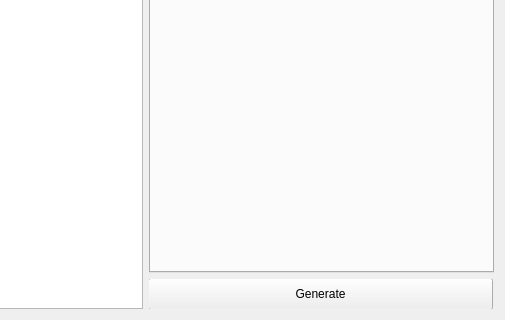
Above: mainwindow.ui from stanf0rd/MEMS-analyser before the change; both pictures show x 905 to 1410 and y 520 to 840 of the 1410 by 840 pixel window. Below: the same form after it.
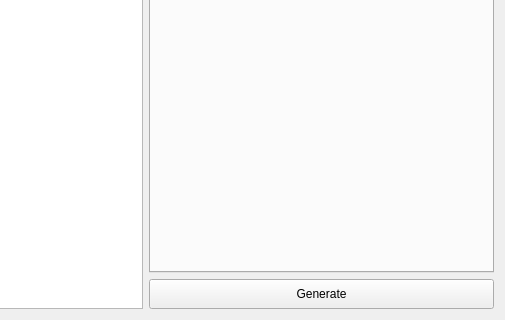
That is the form after the change. Custom widgets are drawn as their Qt base class.

Commit message: windows button-bug fixed

```diff
--- a/mainwindow.ui
+++ b/mainwindow.ui
@@ -129,8 +129,7 @@
            <bool>false</bool>
           </property>
           <property name="styleSheet">
-           <string notr="true">margin: -1px;
-margin-right: 1px;</string>
+           <string notr="true"/>
           </property>
           <property name="text">
            <string>Generate</string>
```
The commit also changes 2 other files.
